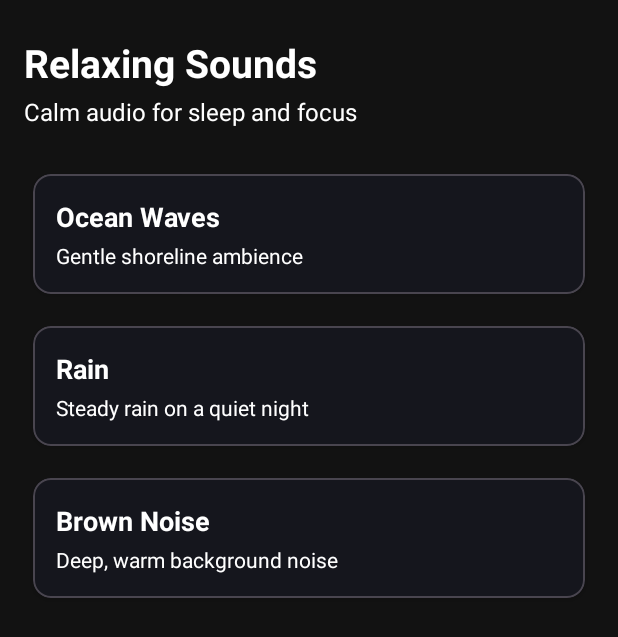
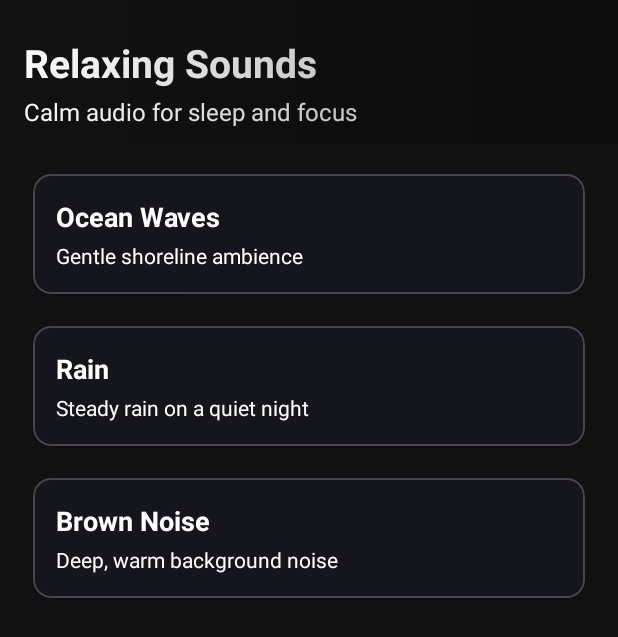
Before and after one commit to thinapps/relaxing-sounds, an Android app: the screen it shows after launch (MainActivity), on a phone screen of 412 x 824 dp. Shown: the top 637 px of the screen. Run offline under Robolectric (Android 15) with nearby library versions, the phone set to English and light mode, and no system bars.

Commit message:
Update activity_main.xml

```diff
--- a/app/src/main/res/layout/activity_main.xml
+++ b/app/src/main/res/layout/activity_main.xml
@@ -162,4 +162,13 @@
 
     </ScrollView>
 
+    <View
+        android:id="@+id/top_gradient"
+        android:layout_width="0dp"
+        android:layout_height="96dp"
+        android:background="@drawable/bg_toolbar_gradient"
+        app:layout_constraintTop_toTopOf="parent"
+        app:layout_constraintStart_toStartOf="parent"
+        app:layout_constraintEnd_toEndOf="parent" />
+
 </androidx.constraintlayout.widget.ConstraintLayout>
```
